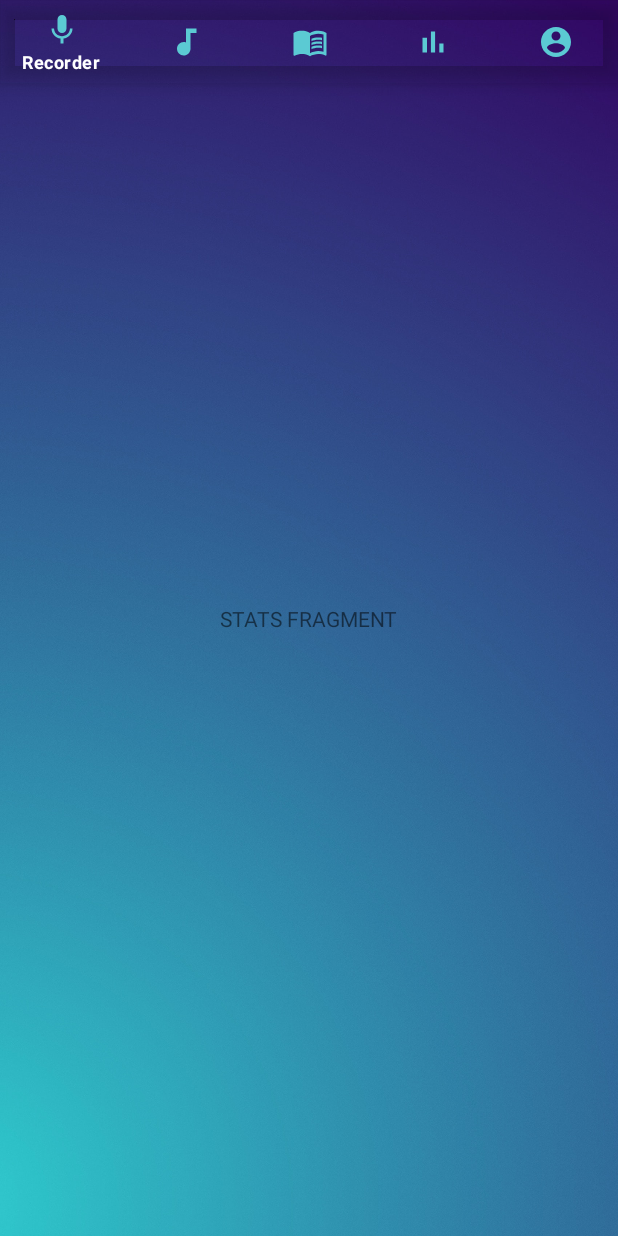
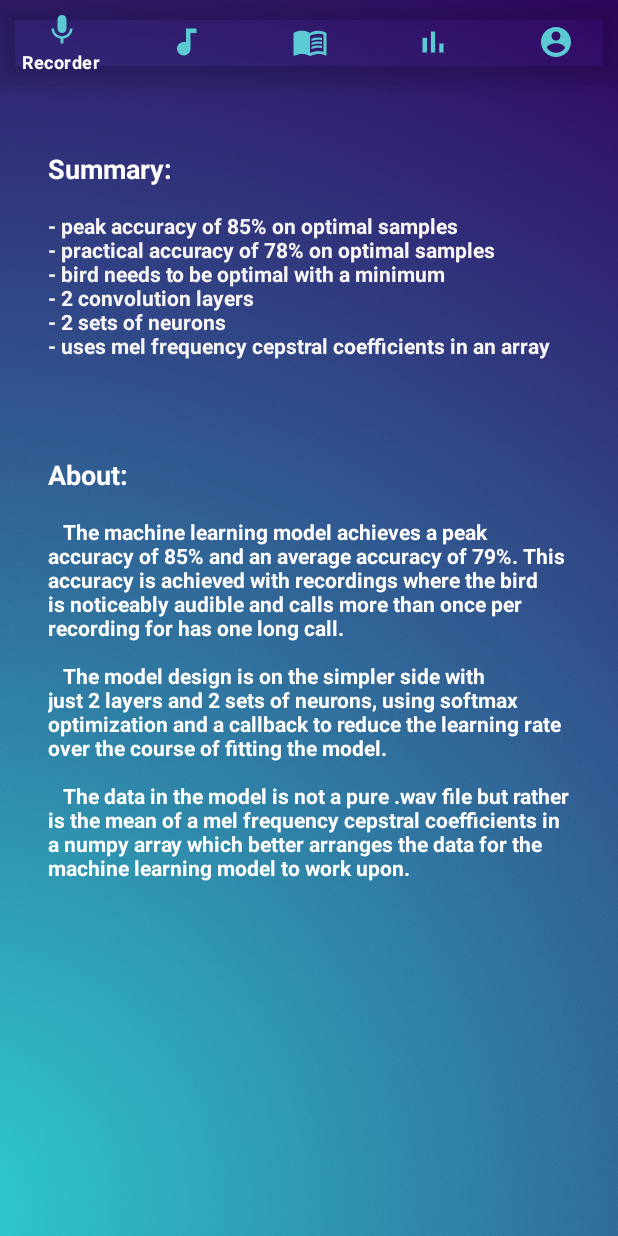
Before and after one commit to NBMavs/Tweeter, an Android app: the fragment StatsFragment placed in its activity, on a phone screen of 412 x 824 dp. Run offline under Robolectric (Android 15) with nearby library versions, the light colour scheme and no system bars; our stand-ins replace Firebase (no records; nobody signed in at launch, a user with empty details on screens opened directly); libraries missing offline, so code that uses them is left out: twitter4j.auth; Roboto replaces fonts that are not available here.

Commit message:
Stats page added

```diff
--- a/app/src/main/res/layout/fragment_stats.xml
+++ b/app/src/main/res/layout/fragment_stats.xml
@@ -12,14 +12,58 @@
         android:layout_height="match_parent">
 
         <TextView
-            android:id="@+id/textView4"
+            android:id="@+id/textViewStatsBullets"
+            android:layout_width="0dp"
+            android:layout_height="wrap_content"
+            android:layout_marginStart="32dp"
+            android:layout_marginTop="16dp"
+            android:layout_marginEnd="32dp"
+            android:text="- peak accuracy of 85% on optimal samples\n- practical accuracy of 78% on optimal samples\n- bird needs to be optimal with a minimum\n- 2 convolution layers\n- 2 sets of neurons\n- uses mel frequency cepstral coefficients in an array"
+            android:textColor="#F8F5F5"
+            android:textStyle="bold"
+            app:layout_constraintEnd_toEndOf="parent"
+            app:layout_constraintStart_toStartOf="parent"
+            app:layout_constraintTop_toBottomOf="@+id/textView5" />
+
+        <TextView
+            android:id="@+id/textViewStatsParagraph"
+            android:layout_width="0dp"
+            android:layout_height="wrap_content"
+            android:layout_marginStart="32dp"
+            android:layout_marginTop="16dp"
+            android:layout_marginEnd="32dp"
+            android:text="   The machine learning model achieves a peak accuracy of 85% and an average accuracy of 79%. This accuracy is achieved with recordings where the bird is noticeably audible and calls more than once per recording for has one long call.\n\n   The model design is on the simpler side with just 2 layers and 2 sets of neurons, using softmax optimization and a callback to reduce the learning rate over the course of fitting the model.\n\n   The data in the model is not a pure .wav file but rather is the mean of a mel frequency cepstral coefficients in a numpy array which better arranges the data for the machine learning model to work upon."
+            android:textColor="#FFFFFF"
+            android:textStyle="bold"
+            app:layout_constraintEnd_toEndOf="parent"
+            app:layout_constraintStart_toStartOf="parent"
+            app:layout_constraintTop_toBottomOf="@+id/textView6" />
+
+        <TextView
+            android:id="@+id/textView5"
             android:layout_width="wrap_content"
             android:layout_height="wrap_content"
-            android:text="STATS FRAGMENT"
-            app:layout_constraintBottom_toBottomOf="parent"
-            app:layout_constraintEnd_toEndOf="parent"
+            android:layout_marginStart="32dp"
+            android:layout_marginTop="100dp"
+            android:text="Summary:"
+            android:textColor="#FFFFFF"
+            android:textSize="18sp"
+            android:textStyle="bold"
             app:layout_constraintStart_toStartOf="parent"
             app:layout_constraintTop_toTopOf="parent" />
+
+        <TextView
+            android:id="@+id/textView6"
+            android:layout_width="wrap_content"
+            android:layout_height="wrap_content"
+            android:layout_marginStart="32dp"
+            android:layout_marginTop="64dp"
+            android:text="About:"
+            android:textColor="#FFFFFF"
+            android:textSize="18sp"
+            android:textStyle="bold"
+            app:layout_constraintStart_toStartOf="parent"
+            app:layout_constraintTop_toBottomOf="@+id/textViewStatsBullets" />
     </androidx.constraintlayout.widget.ConstraintLayout>
 
 </FrameLayout>
```
